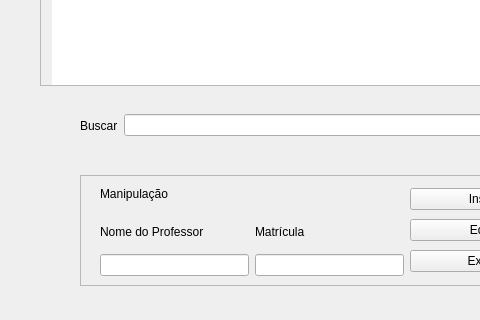
This is view/aluno.ui in jviriato/fbdqt as Qt 5 draws it before an edit; both pictures show x 0 to 480 and y 265 to 585 of the 679 by 585 pixel window. The edited form follows.
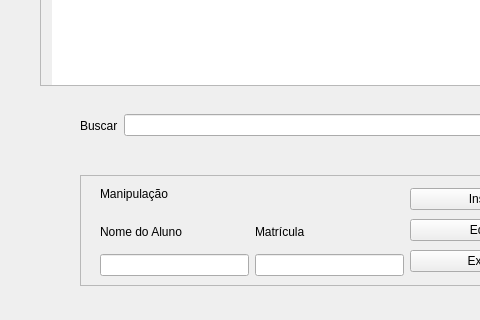
This is the edited form.

Commit message: db atualizada

```diff
--- a/view/aluno.ui
+++ b/view/aluno.ui
@@ -90,7 +90,7 @@
        <item>
         <widget class="QLabel" name="labelNomeAluno">
          <property name="text">
-          <string>Nome do Professor</string>
+          <string>Nome do Aluno</string>
          </property>
         </widget>
        </item>
```
The commit also changes 2 other files.
